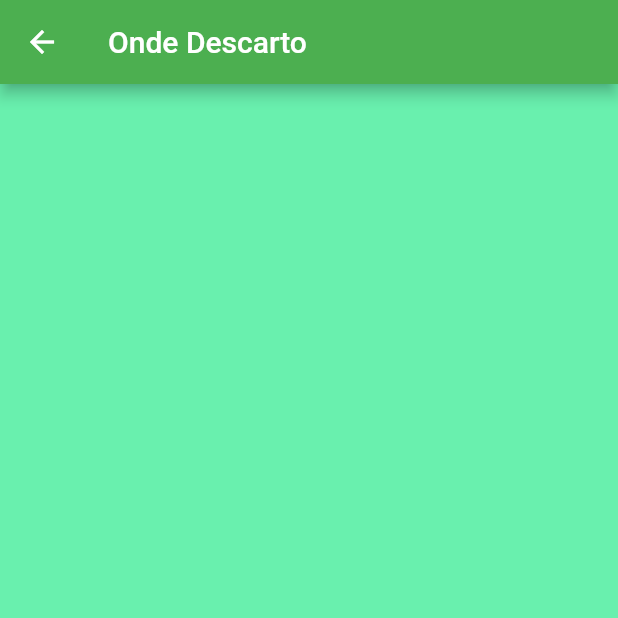
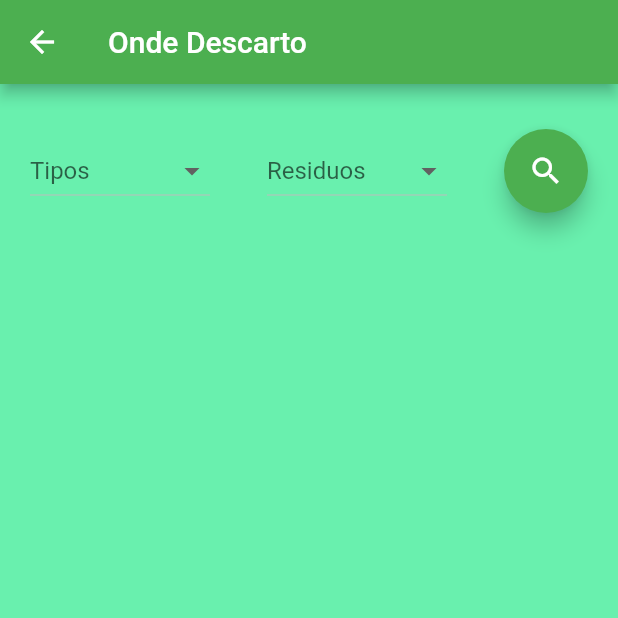
Before and after one commit to Dabvilela/FlutterFrontAPS8sem, a Flutter app: the SearchScreen screen opened directly, on a phone screen of 412 x 824 dp, the top half of it. Run offline on Flutter 3.47's test engine with Material 2 defaults, Android fonts, the phone set to English and light mode, and no system bars.

Commit message:
Adicionando dropDownlist e actionFloatingButtton na tela de busca.

```diff
--- a/FrontEndAPS8SEM/Frontend8SEM/flutter_front_aps/lib/screens/busca.dart
+++ b/FrontEndAPS8SEM/Frontend8SEM/flutter_front_aps/lib/screens/busca.dart
@@ -8,6 +8,12 @@ class SearchScreen extends StatefulWidget {
 }
 
 class _SearchScreenState extends State<SearchScreen> {
+
+  final dropValueTipos = ValueNotifier('');
+  final dropOpcaoTipos = ['Eletronicos'];//array de tipos
+
+  final dropValueResiduos = ValueNotifier('');
+  final droOpcaoResiduos = ['Pilhas', 'Entulhos','Lixo Tóxico', 'Reciclavel'];// array de residuos
 
   @override
   Widget build(BuildContext context) {
@@ -22,16 +28,79 @@ class _SearchScreenState extends State<SearchScreen> {
       body: Container(
 
         padding: const EdgeInsets.only(
-          top: 80,
-          left: 40,
-          right: 40,
+          top: 30,
+          left: 20,
+          right: 20,
         ),
 
         color: Colors.greenAccent,
 
         child: ListView(
 
-        ),
+          children:[
+
+            Row(
+
+              children: [
+
+                //Ajustar para segundo dropdownlist
+                ValueListenableBuilder(
+                  valueListenable: dropValueTipos, builder: (BuildContext context, String value, _){
+                    return dropDownList(value, dropValueTipos, dropOpcaoTipos, 'Tipos');
+                  }
+                ),
+
+                const Spacer(),
+
+                ValueListenableBuilder(
+                  valueListenable: dropValueResiduos, builder: (BuildContext context, String value, _){
+                    return dropDownList(value, dropValueResiduos, droOpcaoResiduos, 'Residuos');
+                  }
+                ),
+
+                const Spacer(),
+
+                FloatingActionButton(
+
+                  backgroundColor: Colors.green,
+                  child: const Icon(Icons.search),
+                  onPressed: (){
+                   //criar funçao para consumir as API
+                  },
+
+                )
+
+              ],
+            ),
+
+          ],
+
+        )
+
+      ),
+
+    );
+  }
+
+  SizedBox dropDownList(String value, ValueNotifier<String> dropValue, List<String> dropOpcao, String hintText ) {
+
+    return SizedBox(
+
+      width:120,
+
+      child:DropdownButton<String>(
+
+        dropdownColor: Colors.greenAccent,
+        isExpanded: true,
+        hint: Text(hintText),
+        value: (value.isEmpty)? null : value,
+
+        onChanged: (escolha)=> dropValue.value = escolha.toString(),
+
+        items:dropOpcao.map((opcao) => DropdownMenuItem(
+          value: opcao,
+          child:Text(opcao),
+        )).toList(),
 
       ),
 
@@ -39,3 +108,12 @@ class _SearchScreenState extends State<SearchScreen> {
   }
 
 }
+
+class ViaCep{
+  int id = 0;
+
+}
+
+class Residuos{
+
+}
```
Also changed, not shown: FrontEndAPS8SEM/Frontend8SEM/flutter_front_aps/lib/components/dropdown_button.dart (deleted, +0 -18 lines), FrontEndAPS8SEM/Frontend8SEM/flutter_front_aps/lib/components/local_cards.dart (deleted, +0 -112 lines).
